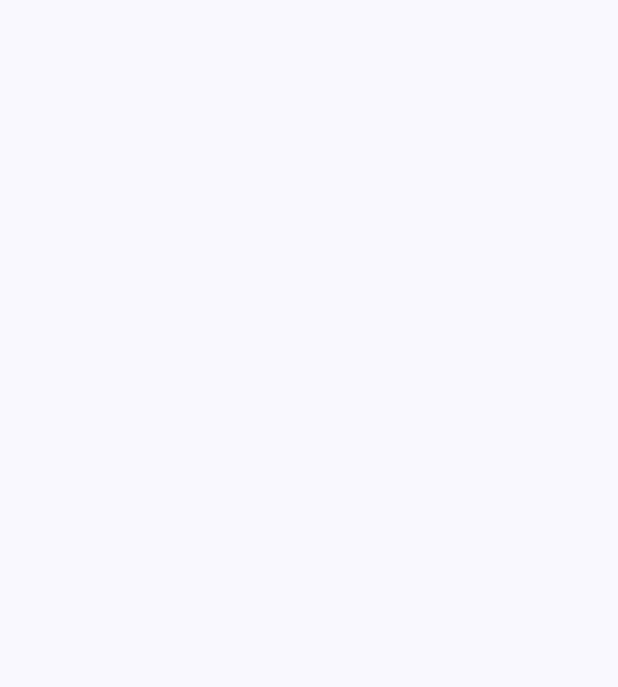
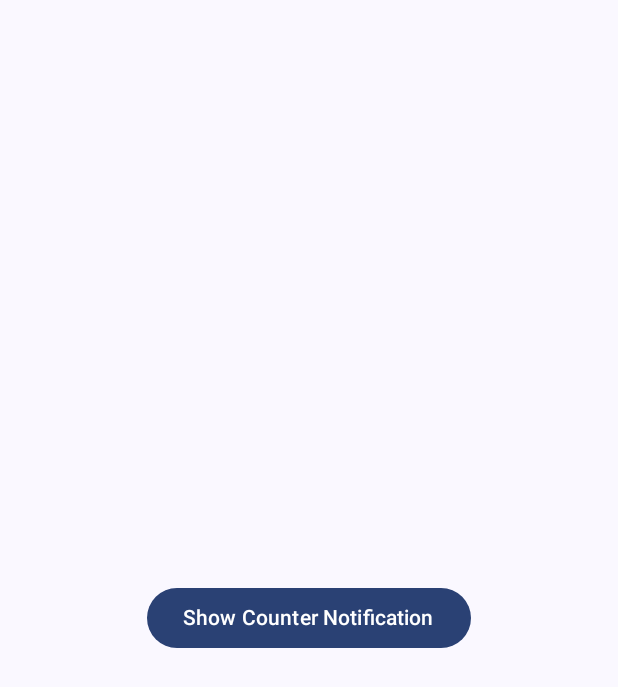
Before and after one commit to Ayush-Kotlin-Dev/Notifications, an Android app built with Jetpack Compose: the screen it shows after launch (MainActivity), on a phone screen of 412 x 824 dp. Before the commit the part shown is empty. Shown: the top 687 px of the screen. Run offline under Robolectric (Android 15) with nearby library versions, the phone set to English and light mode, and no system bars.

```diff
--- /dev/null
+++ b/app/src/main/java/ayush/ggv/notifications/CounterReciever.kt
@@ -0,0 +1,4 @@
+package ayush.ggv.notifications
+
+class CounterReciever {
+}
--- a/app/src/main/java/ayush/ggv/notifications/MainActivity.kt
+++ b/app/src/main/java/ayush/ggv/notifications/MainActivity.kt
@@ -1,25 +1,52 @@
 package ayush.ggv.notifications
 
+import android.app.NotificationManager
+import android.os.Build
 import android.os.Bundle
 import androidx.activity.ComponentActivity
 import androidx.activity.compose.setContent
 import androidx.activity.enableEdgeToEdge
+import androidx.compose.foundation.layout.Column
 import androidx.compose.foundation.layout.fillMaxSize
 import androidx.compose.foundation.layout.padding
+import androidx.compose.material3.Button
 import androidx.compose.material3.Scaffold
 import androidx.compose.material3.Text
 import androidx.compose.runtime.Composable
 import androidx.compose.ui.Modifier
 import androidx.compose.ui.tooling.preview.Preview
+import androidx.core.app.ActivityCompat
 import ayush.ggv.notifications.ui.theme.NotificationsTheme
 
 class MainActivity : ComponentActivity() {
     override fun onCreate(savedInstanceState: Bundle?) {
         super.onCreate(savedInstanceState)
         enableEdgeToEdge()
+        if(Build.VERSION.SDK_INT >= Build.VERSION_CODES.TIRAMISU){
+            ActivityCompat.requestPermissions(
+                this,
+                arrayOf(android.Manifest.permission.POST_NOTIFICATIONS),
+                101
+            )
+
+        }
         setContent {
             NotificationsTheme {
                 Scaffold(modifier = Modifier.fillMaxSize()) { innerPadding ->
+                    Column(
+                        modifier = Modifier.fillMaxSize()
+                            .padding(innerPadding),
+                        horizontalAlignment = androidx.compose.ui.Alignment.CenterHorizontally,
+                        verticalArrangement = androidx.compose.foundation.layout.Arrangement.Center
+
+                    ) {
+                        Button(onClick = {
+
+                        }) {
+                            Text(text = "Show Counter Notification")
+                        }
+
+                    }
 
                 }
             }
--- /dev/null
+++ b/app/src/main/res/drawable/baseline_add_alert_24.xml
@@ -0,0 +1,5 @@
+<vector xmlns:android="http://schemas.android.com/apk/res/android" android:height="24dp" android:tint="#000000" android:viewportHeight="24" android:viewportWidth="24" android:width="24dp">
+
+    <path android:fillColor="@android:color/white" android:pathData="M10.01,21.01c0,1.1 0.89,1.99 1.99,1.99s1.99,-0.89 1.99,-1.99h-3.98zM18.88,16.82L18.88,11c0,-3.25 -2.25,-5.97 -5.29,-6.69v-0.72C13.59,2.71 12.88,2 12,2s-1.59,0.71 -1.59,1.59v0.72C7.37,5.03 5.12,7.75 5.12,11v5.82L3,18.94L3,20h18v-1.06l-2.12,-2.12zM16,13.01h-3v3h-2v-3L8,13.01L8,11h3L11,8h2v3h3v2.01z"/>
+
+</vector>
```
Also changed, not shown: app/src/main/java/ayush/ggv/notifications/CounterNotification.kt (added, +53 -0 lines).
